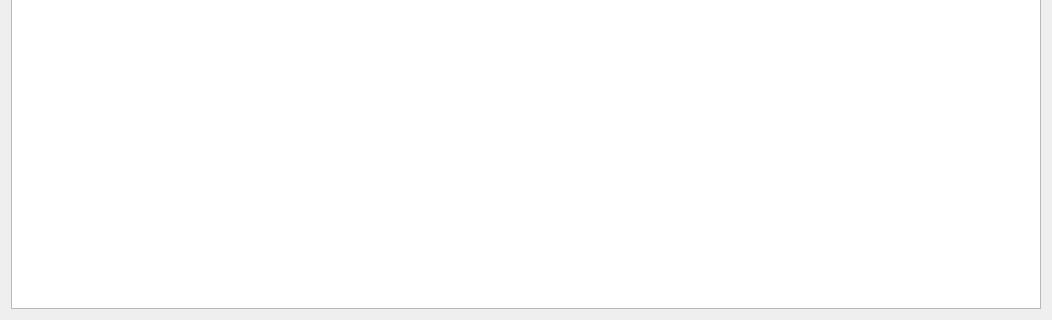
Above: app/widgetthreddsconfig.ui from DFO-Ocean-Navigator/Navigator2Go before the change; both pictures show x 0 to 1052 and y 348 to 668 of the 1052 by 668 pixel window. Below: the same form after it.
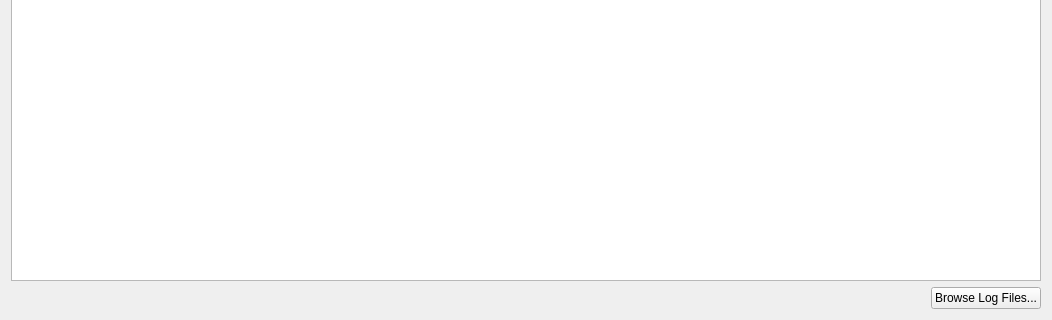
That is the form after the change. Icons and pictures are not drawn.

What changed in the file:
```diff
--- a/app/widgetthreddsconfig.ui
+++ b/app/widgetthreddsconfig.ui
@@ -68,6 +68,37 @@
        <column/>
       </widget>
      </item>
+     <item>
+      <layout class="QHBoxLayout" name="horizontalLayout_2">
+       <property name="topMargin">
+        <number>0</number>
+       </property>
+       <item>
+        <spacer name="horizontalSpacer">
+         <property name="orientation">
+          <enum>Qt::Horizontal</enum>
+         </property>
+         <property name="sizeHint" stdset="0">
+          <size>
+           <width>40</width>
+           <height>20</height>
+          </size>
+         </property>
+        </spacer>
+       </item>
+       <item>
+        <widget class="QPushButton" name="pushButtonShowLogs">
+         <property name="text">
+          <string>Browse Log Files...</string>
+         </property>
+         <property name="icon">
+          <iconset resource="resources.qrc">
+           <normaloff>:/icons/icons/folder.png</normaloff>:/icons/icons/folder.png</iconset>
+         </property>
+        </widget>
+       </item>
+      </layout>
+     </item>
     </layout>
    </item>
   </layout>
```
